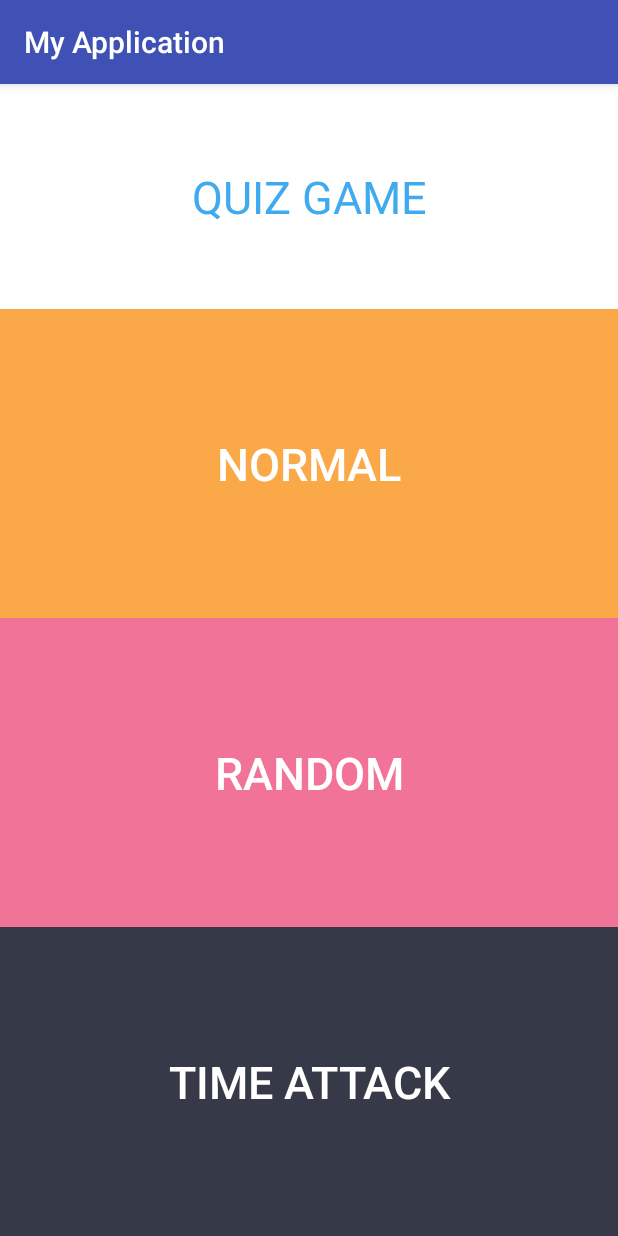
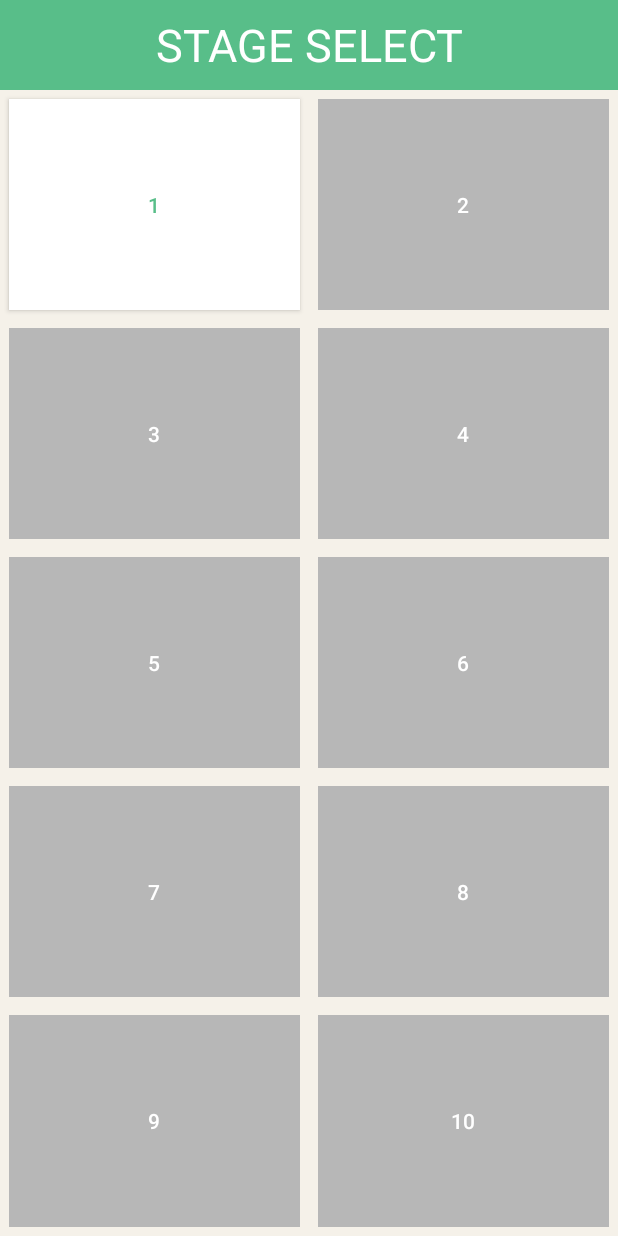
Before and after one commit to lavilavi/AikatsuCardManager, an Android app: the screen it shows after launch (MainActivity before the commit, StageSelect after it), after a tap on "NORMAL", on a phone screen of 412 x 824 dp. Run offline under Robolectric (Android 15) with nearby library versions, the phone set to English and light mode, and no system bars.

Commit message:
Got basic idea of aikatsu app

```diff
--- a/app/src/main/AndroidManifest.xml
+++ b/app/src/main/AndroidManifest.xml
@@ -15,6 +15,9 @@
                 <category android:name="android.intent.category.LAUNCHER" />
             </intent-filter>
         </activity>
+        <activity android:name=".MainGame" />
+        <activity android:name=".StageSelect" />
+        <activity android:name=".ImageTest"></activity>
     </application>
 
 </manifest>
--- a/app/src/main/java/com/example/mizutani/myapplication/MainActivity.java
+++ b/app/src/main/java/com/example/mizutani/myapplication/MainActivity.java
@@ -1,5 +1,6 @@
 package com.example.mizutani.myapplication;
 
+import android.content.Intent;
 import android.support.v7.app.AppCompatActivity;
 import android.os.Bundle;
 import android.view.View;
@@ -22,8 +23,11 @@ public class MainActivity extends AppCompatActivity {
         switch (v.getId()) {
             // タッチされたボタンがノーマルの場合
             case R.id.button_normal:
-
-                Toast.makeText(this, "ノーマルがタッチされた！", Toast.LENGTH_SHORT).show();
+                // 遷移先のActivityを指定
+                // Intent intent = new　Intent(このクラスから, このクラスへ)
+                Intent intent = new Intent(MainActivity.this, StageSelect.class);
+                //startActivityでアクションをトリガー
+                startActivity(intent);
                 break;
             // タッチされたボタンがランダムの場合
             case R.id.button_random:
--- a/app/src/main/java/com/example/mizutani/myapplication/StageSelect.java
+++ b/app/src/main/java/com/example/mizutani/myapplication/StageSelect.java
@@ -3,5 +3,102 @@ package com.example.mizutani.myapplication;
 /**
  * Created by mizutani on 2016/06/22.
  */
-public class StageSelect {
+import android.app.Activity;
+import android.content.Intent;
+import android.database.Cursor;
+import android.database.sqlite.SQLiteDatabase;
+import android.os.Bundle;
+import android.view.View;
+import android.view.Window;
+import android.widget.Button;
+
+
+public class StageSelect extends Activity {
+
+    @Override
+    protected void onCreate(Bundle savedInstanceState) {
+        super.onCreate(savedInstanceState);
+        //タイトルバーを非表示にする（必ずsetContentViewの前にすること）
+        requestWindowFeature(Window.FEATURE_NO_TITLE);
+        // レイアウトをセットする
+        setContentView(R.layout.activity_stage_select);
+    }
+
+    @Override
+    protected void onResume() {
+        super.onResume();
+
+        // ボタン処理呼び出し
+        setIcon();
+
+    }
+
+    // ボタンをクリア済みかどうかで色分け＆クリック不可処理
+    private void setIcon(){
+        // 作成したDatabaseHelperクラスに読み取り専用でアクセス
+        DatabaseHelper dbHelper = new DatabaseHelper(this);
+        SQLiteDatabase db = dbHelper.getReadableDatabase();
+
+        /*
+        SELECT文
+        テーブル名 MyTableから Clearの項目を検索してくる条件式
+         */
+        String sql = "SELECT Clear FROM MyTable";
+
+        // 上記のSELECT文を実行してカーソルを取得
+        Cursor c = db.rawQuery(sql, null);
+        c.moveToFirst();
+
+        // CLEAR_FLAGを入れる配列を作成。 配列の要素数はデータの数だけ
+        int[] ClearFlg = new int[c.getCount()];
+
+        // クリア状況取得して配列CLEAR_FLAGに入れていく
+        for(int i = 0; i < c.getCount(); i++){
+            //なんでgetInt[0]？ゼロ？
+            ClearFlg[i] = c.getInt(0);
+            c.moveToNext();
+        }
+        // データベースからデータを取り終わったのでクローズ処理
+        c.close();
+        db.close();
+
+        // ボタンの個数だけ繰り返す
+        for(int i=1;i<=10;i++){
+            // layoutでbuttonのidをbutton1～10で連番を振っているのでそれを利用する
+            String resViewName = "button" + i;
+            int viewId = getResources().getIdentifier(resViewName, "id", getPackageName());
+            Button button = (Button)findViewById(viewId);
+            // Clearの値によって処理を分ける
+            //ButtonのIDは1,2,3,4,5~、配列のIDは0,1,2,3,4~なので、ClearFlag[i-1]
+            if(ClearFlg[i-1] == 1){
+                // Clearの値が1の場合
+                button.setText(String.valueOf(i)); // ボタンテキストに問題番号を表示
+                button.setTextColor(0xff58BE89); // テキストの色
+                button.setBackgroundColor(0xffffffff); // ボタンの色
+                button.setEnabled(true); // ボタン選択可能にする
+            }else{
+                // Clearの値が0の場合
+                button.setText(String.valueOf(i)); // ボタンテキストに問題番号を表示
+                button.setTextColor(0xffffffff); // テキストの色
+                button.setBackgroundColor(0xffB7B7B7); // ボタンの色
+                button.setEnabled(false); // ボタン選択不可にする
+            }
+        }
+    }
+
+
+
+    // ボタンクリックでゲーム画面へ遷移
+    public void onClick(View v){
+
+        // 遷移先のActivityを指定
+        // Intent intent = new　Intent(このクラスから, このクラスへ)
+        Intent intent = new Intent(StageSelect.this, MainGame.class);
+
+        // 選択されたステージをボタンのテキストから取得
+        intent.putExtra("QuestionNo", ((Button) v).getText());
+
+        // 遷移開始
+        startActivity(intent);
+    }
 }
```
Also changed, not shown: app/build.gradle (+4 -3 lines), app/src/main/java/com/example/mizutani/myapplication/ImageTest.java (added, +17 -0 lines), app/src/main/java/com/example/mizutani/myapplication/MainGame.java (added, +86 -0 lines), app/src/main/res/layout/activity_image_test.xml (added, +119 -0 lines), app/src/main/res/layout/activity_main_game.xml (added, +61 -0 lines).
